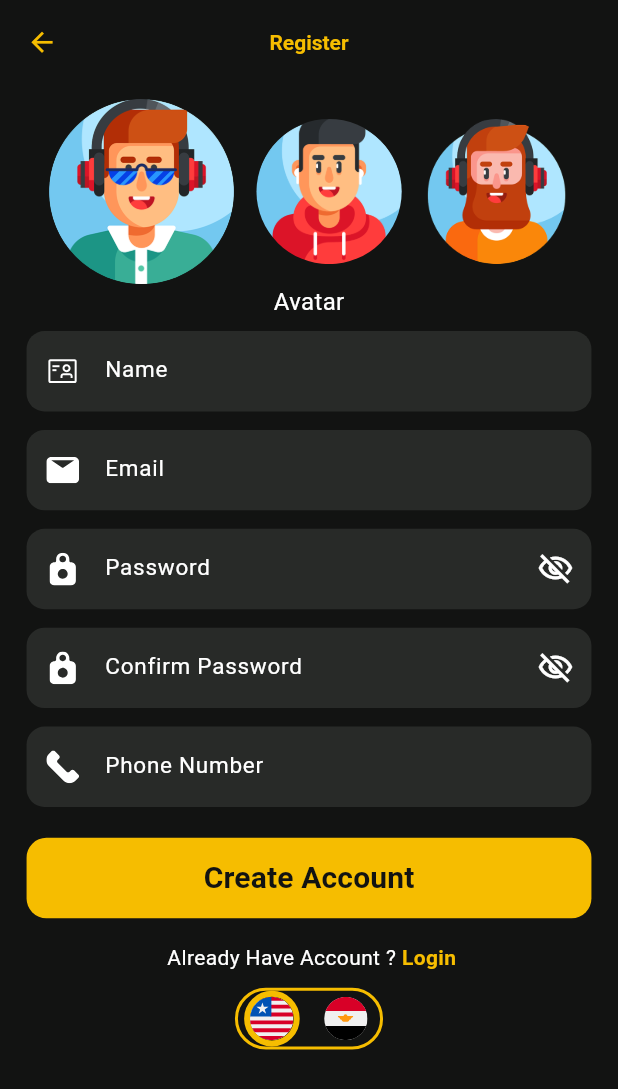
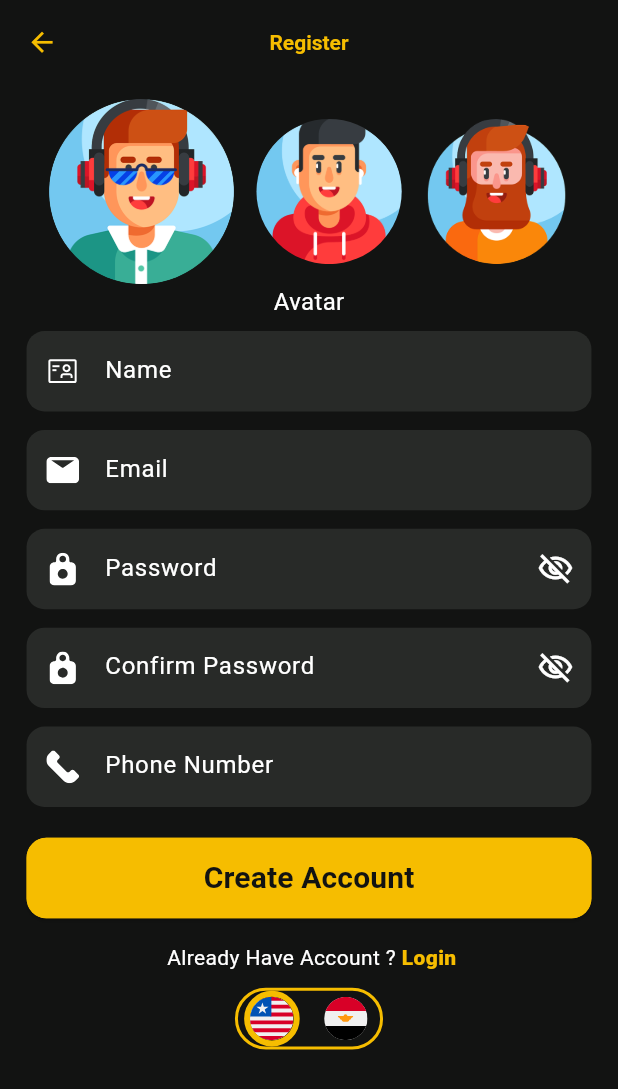
Before and after one commit to saif4451/movies, a Flutter app: the Register screen opened by its route, on a phone screen of 412 x 824 dp. Shown: the top 1089 px of the screen. Run offline on Flutter 3.47's test engine with Material 3 defaults, Android fonts, the phone set to English and light mode, and no system bars; our stand-ins replace easy_localization, flutter_svg.

Commit message:
+ edited text style. + edit reusable elevated button

```diff
--- a/lib/core/utils/app_text_styels.dart
+++ b/lib/core/utils/app_text_styels.dart
@@ -24,6 +24,21 @@ class AppTextStyels {
     fontSize: 20,
     fontWeight: FontWeight.w400
   );
+  static const TextStyle White16regular = TextStyle(
+    color: AppColors.whiteColor,
+    fontSize: 16,
+    fontWeight: FontWeight.w400
+  );
+  static const TextStyle White14regular = TextStyle(
+    color: AppColors.whiteColor,
+    fontSize: 14,
+    fontWeight: FontWeight.w400
+  );
+  static const TextStyle orange14black = TextStyle(
+    color: AppColors.primaryColor,
+    fontSize: 14,
+    fontWeight: FontWeight.w900
+  );
   static const TextStyle black20semi = TextStyle(
     color: AppColors.blackColor,
     fontSize: 20,
--- a/lib/screens/authntication/_buildTextField.dart
+++ b/lib/screens/authntication/_buildTextField.dart
@@ -46,15 +46,13 @@ class _CustomTextFieldState extends State<CustomTextField> {
         obscureText: isPasswordHidden,
         keyboardType: widget.keyboardType,
 
-        style:AppTextStyels.White20regular.copyWith(fontSize: 15,),
+        style:AppTextStyels.White16regular,
 
 
         decoration: InputDecoration(
           hintText: widget.hintText,
 
-          hintStyle: AppTextStyels.White20regular.copyWith(
-            fontSize: 15,
-          ),
+          hintStyle: AppTextStyels.White16regular,
 
           // ================= PREFIX ICON =================
 
--- a/lib/screens/authntication/register.dart
+++ b/lib/screens/authntication/register.dart
@@ -7,6 +7,7 @@ import 'package:movies_app/core/utils/app_colors.dart';
 import 'package:movies_app/core/utils/app_text_styels.dart';
 import 'package:movies_app/screens/authntication/_buildTextField.dart';
 import 'package:movies_app/core/utils/mob_size.dart';
+import 'package:movies_app/screens/widgets/custom_elevated_button.dart';
 
 class Register extends StatefulWidget {
   const Register({super.key});
@@ -139,9 +140,7 @@ class _RegisterState extends State<Register> {
 
                 Text(
                   context.tr("avatar"),
-                  style: AppTextStyels.White20regular.copyWith(
-                    fontSize:16,
-                  ),
+                  style: AppTextStyels.White16regular,
                 ),
 
                 SizedBox(height: height * 0.010),
@@ -202,37 +201,8 @@ class _RegisterState extends State<Register> {
 
                   height: height * 0.065,
 
-                  child: ElevatedButton(
-                    onPressed: () {
-                      // Create Account action
-                    },
+                   child: CustomElevatedButton(text: context.tr("create_account"), func: (){}, color: AppColors.primaryColor, textStyle: AppTextStyels.black20semi)
 
-                    style: ElevatedButton.styleFrom(
-                      backgroundColor:
-                          AppColors.primaryColor,
-
-                      foregroundColor:
-                          AppColors.blackColor,
-
-                      shape: RoundedRectangleBorder(
-                        borderRadius:
-                            BorderRadius.circular(
-                          width * 0.032,
-                        ),
-                      ),
-
-                      elevation: 0,
-                    ),
-
-                    child: Text(
-                      context.tr("create_account"),
-
-                      style:
-                          AppTextStyels.black20semi.copyWith(
-                        fontSize: 20,
-                      ),
-                    ),
-                  ),
                 ),
 
                 SizedBox(height: height * 0.020),
@@ -254,9 +224,7 @@ class _RegisterState extends State<Register> {
                             TextAlign.center,
 
                         style:
-                            AppTextStyels.White20regular.copyWith(
-                          fontSize: 14,
-                        ),
+                            AppTextStyels.White14regular,
                       ),
                     ),
 
@@ -271,9 +239,7 @@ class _RegisterState extends State<Register> {
                         context.tr("login"),
 
                         style:
-                            AppTextStyels.orange20semi.copyWith(
-                          fontSize: 14,
-                        ),
+                            AppTextStyels.orange14black,
                       ),
                     ),
                   ],
--- a/lib/screens/widgets/custom_elevated_button.dart
+++ b/lib/screens/widgets/custom_elevated_button.dart
@@ -24,7 +24,7 @@ class CustomElevatedButton extends StatelessWidget {
           minimumSize: Size(width, height*0.06),
           backgroundColor:color,
           shape: RoundedRectangleBorder(
-            borderRadius: BorderRadiusGeometry.circular(15),
+            borderRadius: BorderRadiusGeometry.circular(width * 0.032),
             side: BorderSide(
               color: AppColors.primaryColor,
                   width: 2,
```
